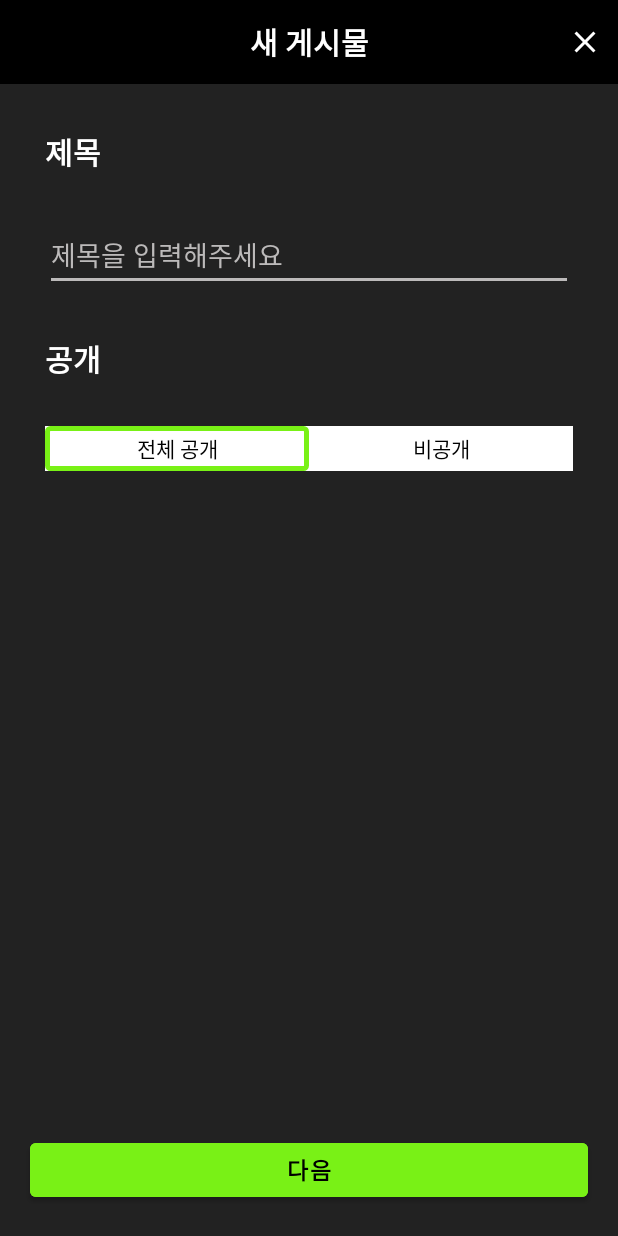
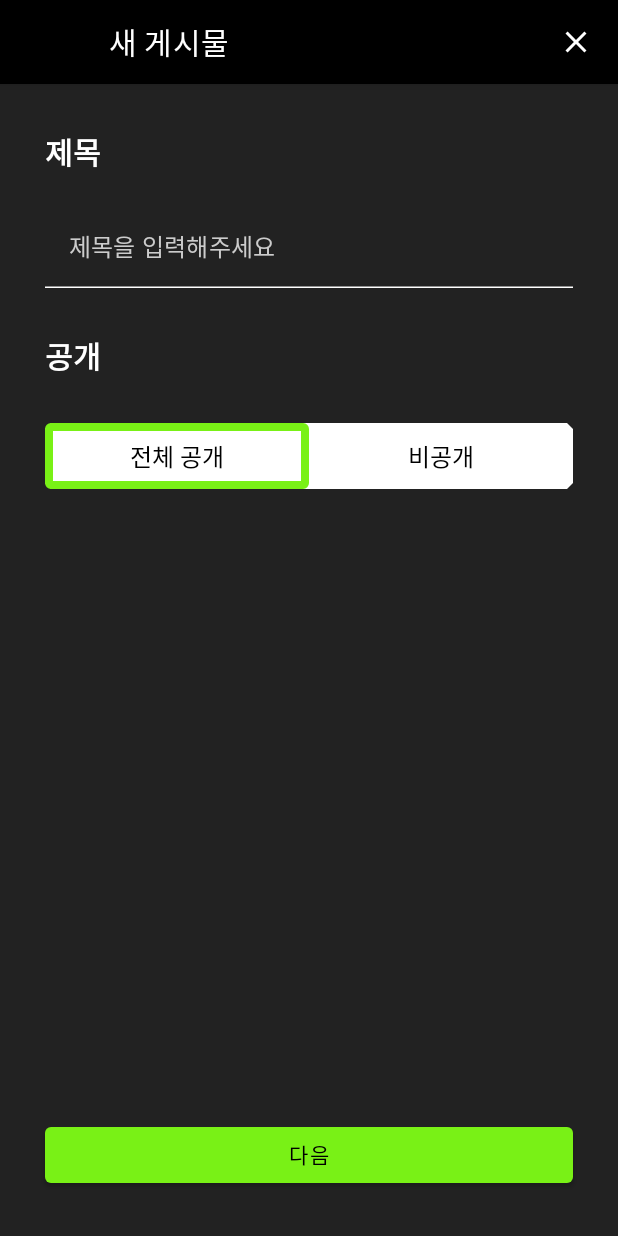
Before and after one commit to EwhaARchive/2023-goosukki, an Android app built with Jetpack Compose: the fragment HomeFragment placed in its activity, after a tap on "게시물 업로드", on a phone screen of 412 x 824 dp. Run offline under Robolectric (Android 15) with nearby library versions, the phone set to English and light mode, and no system bars.

Commit message:
게시물 업로드 3 - jetpack compose로 activity 다시 구현

```diff
--- /dev/null
+++ b/app/src/main/java/capstone/part1/goosukki/FirstUploadScreen.kt
@@ -0,0 +1,172 @@
+package capstone.part1.goosukki
+
+import android.widget.Toast
+import androidx.compose.foundation.BorderStroke
+import androidx.compose.foundation.background
+import androidx.compose.foundation.border
+import androidx.compose.foundation.clickable
+import androidx.compose.foundation.layout.*
+import androidx.compose.foundation.selection.toggleable
+import androidx.compose.foundation.shape.CutCornerShape
+import androidx.compose.foundation.shape.RoundedCornerShape
+import androidx.compose.foundation.text.BasicTextField
+import androidx.compose.material.*
+import androidx.compose.runtime.*
+import androidx.compose.ui.Alignment
+import androidx.compose.ui.Modifier
+import androidx.compose.ui.draw.clip
+import androidx.compose.ui.graphics.Color
+import androidx.compose.ui.graphics.RectangleShape
+import androidx.compose.ui.text.TextStyle
+import androidx.compose.ui.text.font.FontWeight
+import androidx.compose.ui.text.style.TextAlign
+import androidx.compose.ui.tooling.preview.Preview
+import androidx.compose.ui.unit.dp
+import androidx.compose.ui.unit.sp
+import androidx.navigation.NavController
+import capstone.part1.goosukki.ui.theme.BgGrey
+import capstone.part1.goosukki.ui.theme.GoosukkiTheme
+import capstone.part1.goosukki.ui.theme.Nct
+
+@Composable
+fun FirstUploadScreen(navController: NavController) {
+
+    val titleTextStyle = TextStyle(
+        color = Color.White,
+        fontSize = 20.sp,
+        fontWeight = FontWeight.Bold
+    )
+
+    Scaffold(
+        topBar = { AppBar("새 게시물", onBackClicked = null) },
+        modifier = Modifier.fillMaxSize(),
+        backgroundColor = BgGrey,
+    ) {
+        Column(modifier = Modifier
+            .fillMaxSize()
+            .padding(start = 30.dp, end = 30.dp)
+            .padding(vertical = it.calculateBottomPadding())
+        ) {
+
+            // 제목
+            Text(
+                text = "제목",
+                style = titleTextStyle,
+                modifier = Modifier
+                    .padding(top = 30.dp)
+            )
+
+            // 제목 입력 창
+            TextField(
+                value = "",
+                modifier = Modifier
+                    .fillMaxWidth()
+                    .padding(top = 20.dp),
+                onValueChange = {},
+                colors = TextFieldDefaults.textFieldColors(
+                    backgroundColor = Color.Transparent,
+                    textColor = Color.White,
+                    cursorColor = Color.White,
+                    placeholderColor = Color.LightGray,
+                    focusedIndicatorColor = Color.White, // 밑줄 색상을 흰색으로 설정
+                    unfocusedIndicatorColor = Color.White // 밑줄 색상을 흰색으로 설정
+                ),
+                placeholder = { Text(text = "제목을 입력해주세요", color = Color.LightGray)}
+
+            )
+
+            // 공개
+            Text(
+                text = "공개",
+                style = titleTextStyle,
+                modifier = Modifier
+                    .padding(top = 30.dp)
+            )
+
+            // 전체 공개/ 비공개 선택
+            MultiToggleButton(onItemSelected = {
+
+            })
+
+            Box(
+                modifier = Modifier
+                    .weight(1f)
+                    .fillMaxHeight()
+            )
+
+            Button(
+                // 맨 위 Column에서 padding start 30.dp 이미 줌
+                onClick = { navController.navigate("secondScreen") },
+                modifier = Modifier
+                    .fillMaxWidth()
+                    .padding(bottom = 30.dp),
+                colors = ButtonDefaults.buttonColors(backgroundColor = Nct)
+            ) {
+                Text(text = "다음")
+            }
+        }
+    }
+}
+
+// 전체공개/ 비공개 선택
+@Composable
+fun MultiToggleButton(
+    onItemSelected: (Boolean) -> Unit
+) {
+    var selectedOption by remember { mutableStateOf(true) }
+
+    Box(
+        modifier = Modifier.fillMaxWidth().padding(top = 30.dp),
+        contentAlignment = Alignment.Center
+    ) {
+        Row (
+            horizontalArrangement = Arrangement.Center
+        )  {
+            Text(
+                text = "전체 공개",
+                modifier = Modifier
+                    .weight(0.5f)
+                    .background(
+                        color = Color.White,
+                        shape = CutCornerShape(topStart = 4.dp, bottomStart = 4.dp),
+                    )
+                    .border(
+                        width = 5.dp,
+                        color = if (selectedOption) Nct else Color.Transparent,
+                        shape = RoundedCornerShape(4.dp)
+                    )
+                    .clickable {
+                        selectedOption = false
+                        onItemSelected(false)
+                    }
+                    .padding(10.dp),
+                color = Color.Black,
+                textAlign = TextAlign.Center,
+            )
+            Text(
+                text = "비공개",
+                modifier = Modifier
+                    .weight(0.5f)
+                    .background(
+                        color = Color.White,
+                        shape = CutCornerShape(topEnd = 4.dp, bottomEnd = 4.dp)
+                    )
+                    .border(
+                        width = 5.dp,
+                        color = if (!selectedOption) Nct else Color.Transparent,
+                        shape = RoundedCornerShape(4.dp)
+                    )
+                    .clickable {
+                        selectedOption = true
+                        onItemSelected(true)
+                    }
+                    .padding(10.dp),
+
+                color = Color.Black,
+                textAlign = TextAlign.Center,
+            )
+        }
+    }
+
+
+}
--- a/app/src/main/java/capstone/part1/goosukki/HomeFragment.kt
+++ b/app/src/main/java/capstone/part1/goosukki/HomeFragment.kt
@@ -17,7 +17,7 @@ class HomeFragment : Fragment(R.layout.fragment_home) {
         // 게시글 업로드 버튼 클릭 시 UploadPostActivity 실행
         binding.uploadPostStartButton.setOnClickListener {
             activity?.let {
-                val intent = Intent(it, UploadPostActivity::class.java)
+                val intent = Intent(it, PostUploadActivity::class.java)
                 startActivity(intent)
             }
         }
--- /dev/null
+++ b/app/src/main/java/capstone/part1/goosukki/PostUploadActivity.kt
@@ -0,0 +1,104 @@
+package capstone.part1.goosukki
+
+import android.annotation.SuppressLint
+import android.os.Bundle
+import androidx.activity.ComponentActivity
+import androidx.activity.compose.setContent
+import androidx.annotation.Nullable
+import androidx.compose.foundation.layout.*
+import androidx.compose.material.*
+import androidx.compose.material.icons.Icons
+import androidx.compose.material.icons.filled.ArrowBack
+import androidx.compose.material.icons.filled.Close
+import androidx.compose.runtime.Composable
+import androidx.compose.ui.Alignment
+import androidx.compose.ui.Modifier
+import androidx.compose.ui.graphics.Color
+import androidx.compose.ui.text.style.TextAlign
+
+import androidx.compose.ui.tooling.preview.Preview
+import androidx.compose.ui.unit.dp
+import androidx.navigation.NavController
+import androidx.navigation.compose.NavHost
+import androidx.navigation.compose.composable
+import androidx.navigation.compose.rememberNavController
+
+import capstone.part1.goosukki.ui.theme.GoosukkiTheme
+import capstone.part1.goosukki.FirstUploadScreen
+import capstone.part1.goosukki.SecondUploadScreen
+import capstone.part1.goosukki.ThirdUploadScreen
+import capstone.part1.goosukki.ui.theme.BgGrey
+import capstone.part1.goosukki.ui.theme.Nct
+
+class PostUploadActivity : ComponentActivity() {
+    override fun onCreate(savedInstanceState: Bundle?) {
+        super.onCreate(savedInstanceState)
+        setContent {
+            GoosukkiTheme {
+                // A surface container using the 'background' color from the theme
+                PostUploadScreen()
+            }
+        }
+    }
+}
+
+
+@Composable
+fun PostUploadScreen() {
+
+    val navController = rememberNavController()
+
+    NavHost(navController = navController, startDestination = "firstScreen") {
+        composable("firstScreen") {
+            FirstUploadScreen(navController = navController)
+        }
+        composable("secondScreen") {
+            SecondUploadScreen(navController = navController)
+        }
+        composable("thirdScreen") {
+            ThirdUploadScreen()
+        }
+    }
+
+}
+
+
+// AppBar 함수 재사용 용도
+@Composable
+fun AppBar(ScreenName: String, @Nullable onBackClicked: (() -> Unit)? = null) {
+    Column {
+        TopAppBar(
+            title = { Text(text = "$ScreenName", color = Color.White, textAlign = TextAlign.Center) },
+            backgroundColor = Color.Black,
+            navigationIcon = {
+                if (onBackClicked != null) {
+                    IconButton(onClick = { onBackClicked() }) {
+                        Icon(
+                            tint = Color.White,
+                            imageVector = Icons.Filled.ArrowBack,
+                            contentDescription = "뒤로 가기 버튼"
+                        )
+                    }
+                }
+            },
+            actions = {
+                IconButton(onClick = { /*TODO*/ }) {
+                    Icon(
+                        tint = Color.White,
+                        imageVector = Icons.Filled.Close,
+                        contentDescription = "게시물 업로드 중단 버튼")
+                }
+            },
+        )
+
+    }
+}
+
+
+@Preview(showBackground = true)
+@Composable
+fun DefaultPreview() {
+    GoosukkiTheme {
+        PostUploadScreen()
+    }
+}
--- /dev/null
+++ b/app/src/main/java/capstone/part1/goosukki/PostUploadViewModel.kt
@@ -0,0 +1,5 @@
+package capstone.part1.goosukki
+
+class PostUploadViewModel {
+
+}
--- /dev/null
+++ b/app/src/main/java/capstone/part1/goosukki/ui/theme/Color.kt
@@ -0,0 +1,12 @@
+package capstone.part1.goosukki.ui.theme
+
+import androidx.compose.ui.graphics.Color
+
+val Purple200 = Color(0xFFBB86FC)
+val Purple500 = Color(0xFF6200EE)
+val Purple700 = Color(0xFF3700B3)
+val Teal200 = Color(0xFF03DAC5)
+val Black = Color(0xFF000000)
+val White = Color(0xFFFFFFFF)
+val Nct = Color(0xFF79f116)
+val BgGrey = Color(0xFF222222)
--- /dev/null
+++ b/app/src/main/java/capstone/part1/goosukki/ui/theme/Shape.kt
@@ -0,0 +1,11 @@
+package capstone.part1.goosukki.ui.theme
+
+import androidx.compose.foundation.shape.RoundedCornerShape
+import androidx.compose.material.Shapes
+import androidx.compose.ui.unit.dp
+
+val Shapes = Shapes(
+    small = RoundedCornerShape(4.dp),
+    medium = RoundedCornerShape(4.dp),
+    large = RoundedCornerShape(0.dp)
+)
--- /dev/null
+++ b/app/src/main/java/capstone/part1/goosukki/ui/theme/Theme.kt
@@ -0,0 +1,44 @@
+package capstone.part1.goosukki.ui.theme
+
+import androidx.compose.foundation.isSystemInDarkTheme
+import androidx.compose.material.MaterialTheme
+import androidx.compose.material.darkColors
+import androidx.compose.material.lightColors
+import androidx.compose.runtime.Composable
+
+private val DarkColorPalette = darkColors(
+    primary = Purple200,
+    primaryVariant = Purple700,
+    secondary = Teal200
+)
+
+private val LightColorPalette = lightColors(
+    primary = Purple500,
+    primaryVariant = Purple700,
+    secondary = Teal200
+
+    /* Other default colors to override
+    background = Color.White,
+    surface = Color.White,
+    onPrimary = Color.White,
+    onSecondary = Color.Black,
+    onBackground = Color.Black,
+    onSurface = Color.Black,
+    */
+)
+
+@Composable
+fun GoosukkiTheme(darkTheme: Boolean = isSystemInDarkTheme(), content: @Composable () -> Unit) {
+    val colors = if (darkTheme) {
+        DarkColorPalette
+    } else {
+        LightColorPalette
+    }
+
+    MaterialTheme(
+        colors = colors,
+        typography = Typography,
+        shapes = Shapes,
+        content = content
+    )
+}
--- /dev/null
+++ b/app/src/main/java/capstone/part1/goosukki/ui/theme/Type.kt
@@ -0,0 +1,28 @@
+package capstone.part1.goosukki.ui.theme
+
+import androidx.compose.material.Typography
+import androidx.compose.ui.text.TextStyle
+import androidx.compose.ui.text.font.FontFamily
+import androidx.compose.ui.text.font.FontWeight
+import androidx.compose.ui.unit.sp
+
+// Set of Material typography styles to start with
+val Typography = Typography(
+    body1 = TextStyle(
+        fontFamily = FontFamily.Default,
+        fontWeight = FontWeight.Normal,
+        fontSize = 16.sp
+    )
+    /* Other default text styles to override
+    button = TextStyle(
+        fontFamily = FontFamily.Default,
+        fontWeight = FontWeight.W500,
+        fontSize = 14.sp
+    ),
+    caption = TextStyle(
+        fontFamily = FontFamily.Default,
+        fontWeight = FontWeight.Normal,
+        fontSize = 12.sp
+    )
+    */
+)
--- a/app/src/main/res/values/strings.xml
+++ b/app/src/main/res/values/strings.xml
@@ -2,4 +2,5 @@
     <string name="app_name">goosukki</string>
     <!-- TODO: Remove or change this placeholder text -->
     <string name="hello_blank_fragment">Hello blank fragment</string>
+    <string name="title_activity_post_upload">PostUploadActivity</string>
 </resources>
```
Also changed, not shown: app/build.gradle (+39 -3 lines), app/src/main/AndroidManifest.xml (+7 -1 lines), app/src/main/java/capstone/part1/goosukki/SecondUploadScreen.kt (added, +146 -0 lines), app/src/main/java/capstone/part1/goosukki/ThirdUploadScreen.kt (added, +104 -0 lines), build.gradle (+10 -2 lines).
